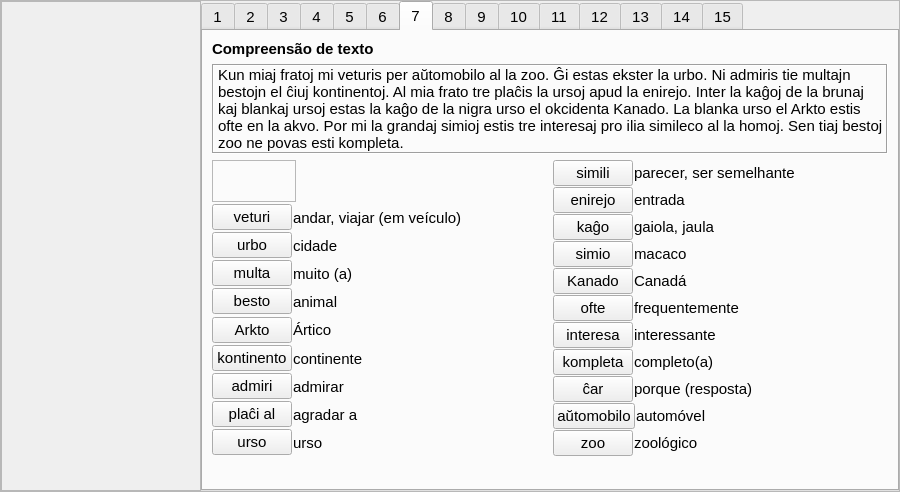
antono/kurso-de-esperanto, file lec07.ui: the form before one commit.
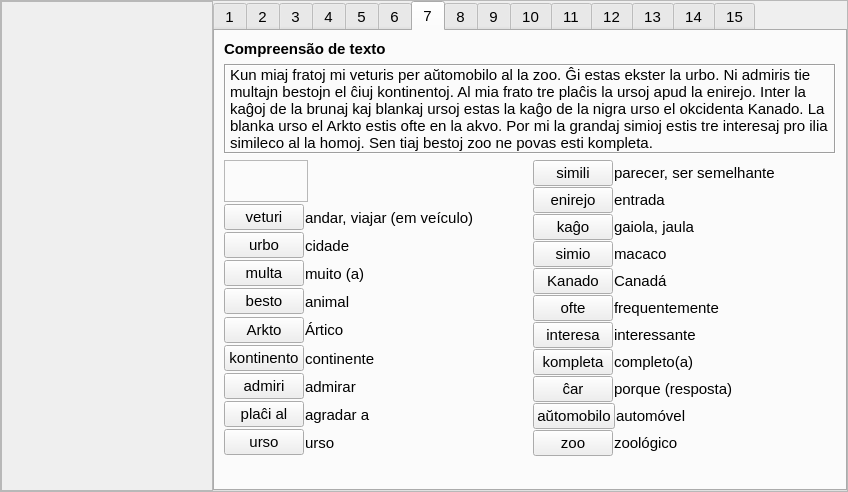
The form after the commit. The open tabs and pages were chosen to show the change. Icons and pictures are not drawn. Custom widgets are drawn as their Qt base class.

Patch:
```diff
--- a/lec07.ui
+++ b/lec07.ui
@@ -6,7 +6,7 @@
    <rect>
     <x>0</x>
     <y>0</y>
-    <width>900</width>
+    <width>848</width>
     <height>492</height>
    </rect>
   </property>
@@ -42,7 +42,7 @@
      </property>
      <property name="maximumSize">
       <size>
-       <width>200</width>
+       <width>16777215</width>
        <height>16777215</height>
       </size>
      </property>
@@ -3509,7 +3509,7 @@
               <number>1</number>
              </property>
              <item>
-              <layout class="QHBoxLayout" name="horizontalLayout_411">
+              <layout class="QHBoxLayout" name="horizontalLayout_411" stretch="3,1">
                <item>
                 <widget class="klakbutono" name="Lec07_Button539">
                  <property name="sizePolicy">
@@ -3542,7 +3542,7 @@
               </layout>
              </item>
              <item>
-              <layout class="QHBoxLayout" name="horizontalLayout_412">
+              <layout class="QHBoxLayout" name="horizontalLayout_412" stretch="3,1">
                <item>
                 <widget class="klakbutono" name="Lec07_Button540">
                  <property name="sizePolicy">
@@ -3575,7 +3575,7 @@
               </layout>
              </item>
              <item>
-              <layout class="QHBoxLayout" name="horizontalLayout_413">
+              <layout class="QHBoxLayout" name="horizontalLayout_413" stretch="3,1">
                <item>
                 <widget class="klakbutono" name="Lec07_Button541">
                  <property name="sizePolicy">
@@ -3608,7 +3608,7 @@
               </layout>
              </item>
              <item>
-              <layout class="QHBoxLayout" name="horizontalLayout_414">
+              <layout class="QHBoxLayout" name="horizontalLayout_414" stretch="3,1">
                <item>
                 <widget class="klakbutono" name="Lec07_Button542">
                  <property name="sizePolicy">
@@ -3641,7 +3641,7 @@
               </layout>
              </item>
              <item>
-              <layout class="QHBoxLayout" name="horizontalLayout_415">
+              <layout class="QHBoxLayout" name="horizontalLayout_415" stretch="3,1">
                <item>
                 <widget class="klakbutono" name="Lec07_Button543">
                  <property name="sizePolicy">
@@ -3674,7 +3674,7 @@
               </layout>
              </item>
              <item>
-              <layout class="QHBoxLayout" name="horizontalLayout_416">
+              <layout class="QHBoxLayout" name="horizontalLayout_416" stretch="3,1">
                <item>
                 <widget class="klakbutono" name="Lec07_Button544">
                  <property name="sizePolicy">
@@ -3707,7 +3707,7 @@
               </layout>
              </item>
              <item>
-              <layout class="QHBoxLayout" name="horizontalLayout_417">
+              <layout class="QHBoxLayout" name="horizontalLayout_417" stretch="3,1">
                <item>
                 <widget class="klakbutono" name="Lec07_Button545">
                  <property name="sizePolicy">
@@ -3740,7 +3740,7 @@
               </layout>
              </item>
              <item>
-              <layout class="QHBoxLayout" name="horizontalLayout_425">
+              <layout class="QHBoxLayout" name="horizontalLayout_425" stretch="3,1">
                <item>
                 <widget class="klakbutono" name="Lec07_Button547">
                  <property name="sizePolicy">
@@ -3773,7 +3773,7 @@
               </layout>
              </item>
              <item>
-              <layout class="QHBoxLayout" name="horizontalLayout_426">
+              <layout class="QHBoxLayout" name="horizontalLayout_426" stretch="3,1">
                <item>
                 <widget class="klakbutono" name="Lec07_Button546">
                  <property name="sizePolicy">
@@ -3815,7 +3815,7 @@
             <number>1</number>
            </property>
            <item>
-            <layout class="QHBoxLayout" name="horizontalLayout_418">
+            <layout class="QHBoxLayout" name="horizontalLayout_418" stretch="3,1">
              <item>
               <widget class="klakbutono" name="Lec07_Button548">
                <property name="sizePolicy">
@@ -3848,7 +3848,7 @@
             </layout>
            </item>
            <item>
-            <layout class="QHBoxLayout" name="horizontalLayout_419">
+            <layout class="QHBoxLayout" name="horizontalLayout_419" stretch="3,1">
              <item>
               <widget class="klakbutono" name="Lec07_Button549">
                <property name="sizePolicy">
@@ -3881,7 +3881,7 @@
             </layout>
            </item>
            <item>
-            <layout class="QHBoxLayout" name="horizontalLayout_420">
+            <layout class="QHBoxLayout" name="horizontalLayout_420" stretch="3,1">
              <item>
               <widget class="klakbutono" name="Lec07_Button550">
                <property name="sizePolicy">
@@ -3914,7 +3914,7 @@
             </layout>
            </item>
            <item>
-            <layout class="QHBoxLayout" name="horizontalLayout_421">
+            <layout class="QHBoxLayout" name="horizontalLayout_421" stretch="3,1">
              <item>
               <widget class="klakbutono" name="Lec07_Button551">
                <property name="sizePolicy">
@@ -3947,7 +3947,7 @@
             </layout>
            </item>
            <item>
-            <layout class="QHBoxLayout" name="horizontalLayout_422">
+            <layout class="QHBoxLayout" name="horizontalLayout_422" stretch="3,1">
              <item>
               <widget class="klakbutono" name="Lec07_Button552">
                <property name="sizePolicy">
@@ -3980,7 +3980,7 @@
             </layout>
            </item>
            <item>
-            <layout class="QHBoxLayout" name="horizontalLayout_423">
+            <layout class="QHBoxLayout" name="horizontalLayout_423" stretch="3,1">
              <item>
               <widget class="klakbutono" name="Lec07_Button553">
                <property name="sizePolicy">
@@ -4013,7 +4013,7 @@
             </layout>
            </item>
            <item>
-            <layout class="QHBoxLayout" name="horizontalLayout_424">
+            <layout class="QHBoxLayout" name="horizontalLayout_424" stretch="3,1">
              <item>
               <widget class="klakbutono" name="Lec07_Button554">
                <property name="sizePolicy">
@@ -4046,7 +4046,7 @@
             </layout>
            </item>
            <item>
-            <layout class="QHBoxLayout" name="horizontalLayout_427">
+            <layout class="QHBoxLayout" name="horizontalLayout_427" stretch="3,1">
              <item>
               <widget class="klakbutono" name="Lec07_Button556">
                <property name="sizePolicy">
@@ -4079,7 +4079,7 @@
             </layout>
            </item>
            <item>
-            <layout class="QHBoxLayout" name="horizontalLayout_428">
+            <layout class="QHBoxLayout" name="horizontalLayout_428" stretch="3,1">
              <item>
               <widget class="klakbutono" name="Lec07_Button555">
                <property name="sizePolicy">
@@ -4112,7 +4112,7 @@
             </layout>
            </item>
            <item>
-            <layout class="QHBoxLayout" name="horizontalLayout_429">
+            <layout class="QHBoxLayout" name="horizontalLayout_429" stretch="3,1">
              <item>
               <widget class="klakbutono" name="Lec07_Button557">
                <property name="sizePolicy">
@@ -4145,7 +4145,7 @@
             </layout>
            </item>
            <item>
-            <layout class="QHBoxLayout" name="horizontalLayout_430">
+            <layout class="QHBoxLayout" name="horizontalLayout_430" stretch="3,1">
              <item>
               <widget class="klakbutono" name="Lec07_Button558">
                <property name="sizePolicy">
@@ -5555,6 +5555,20 @@
     <slot>montras_sagon(int)</slot>
    </slots>
   </customwidget>
+  <customwidget>
+   <class>label_sago_reversa</class>
+   <extends>QLabel</extends>
+   <header>label_sago_reversa.h</header>
+  </customwidget>
+  <customwidget>
+   <class>mp3ludilo</class>
+   <extends>QFrame</extends>
+   <header>mp3ludilo.h</header>
+   <container>1</container>
+   <slots>
+    <slot>PaghoShanghita(int)</slot>
+   </slots>
+  </customwidget>
   <customwidget>
    <class>vortoludo</class>
    <extends>QFrame</extends>
@@ -5566,28 +5580,6 @@
    <extends>QLineEdit</extends>
    <header>cx_edit.h</header>
   </customwidget>
-  <customwidget>
-   <class>label_sago_reversa</class>
-   <extends>QLabel</extends>
-   <header>label_sago_reversa.h</header>
-  </customwidget>
-  <customwidget>
-   <class>plenigas_spacon</class>
-   <extends>QFrame</extends>
-   <header>plenigas_spacon.h</header>
-   <container>1</container>
-  </customwidget>
-  <customwidget>
-   <class>mp3ludilo</class>
-   <extends>QFrame</extends>
-   <header>mp3ludilo.h</header>
-   <container>1</container>
-  </customwidget>
-  <customwidget>
-   <class>label_sago</class>
-   <extends>QLabel</extends>
-   <header>label_sago.h</header>
-  </customwidget>
   <customwidget>
    <class>audkompreno</class>
    <extends>QFrame</extends>
@@ -5605,6 +5597,17 @@
    <header>prononco.h</header>
    <container>1</container>
   </customwidget>
+  <customwidget>
+   <class>label_sago</class>
+   <extends>QLabel</extends>
+   <header>label_sago.h</header>
+  </customwidget>
+  <customwidget>
+   <class>plenigas_spacon</class>
+   <extends>QFrame</extends>
+   <header>plenigas_spacon.h</header>
+   <container>1</container>
+  </customwidget>
  </customwidgets>
  <resources>
   <include location="ikonoj.qrc"/>
```
Left out of the diff: 108 changed lines with no effect on the pictures.
